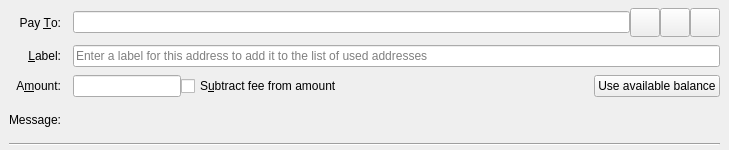
First picture: the form in src/qt/forms/sendcoinsentry.ui, repository F44RedCoin/F44RedCoin, before the edit.
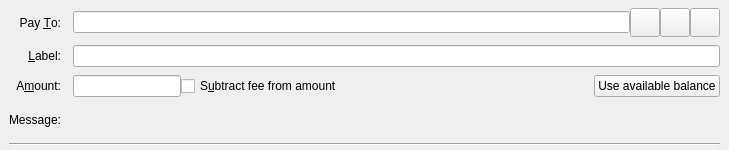
Second picture: the form after the edit. Icons and pictures are not drawn. Custom widgets are drawn as their Qt base class.

What changed in the file:
```diff
--- a/src/qt/forms/sendcoinsentry.ui
+++ b/src/qt/forms/sendcoinsentry.ui
@@ -144,9 +144,6 @@
       <property name="toolTip">
        <string>Enter a label for this address to add it to the list of used addresses</string>
       </property>
-      <property name="placeholderText">
-       <string>Enter a label for this address to add it to the list of used addresses</string>
-      </property>
      </widget>
     </item>
     <item row="2" column="0">
```
Left out of the diff: 29 changed lines with no effect on the pictures.
